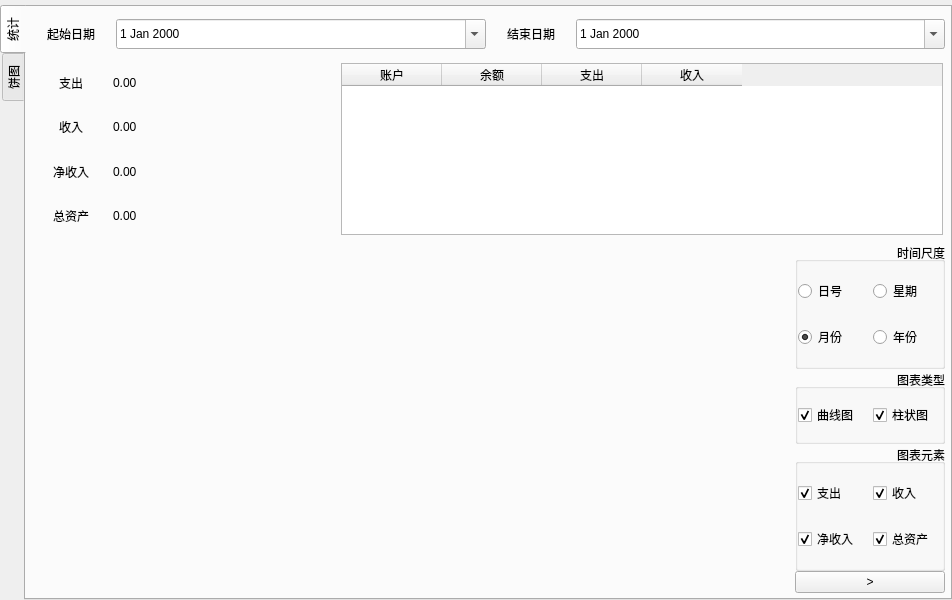
This is UIFiles/VisualiseAccountBook.ui in LinFeng-BingYi/DailyAccountBook as Qt 5 draws it before an edit. The edited form follows.
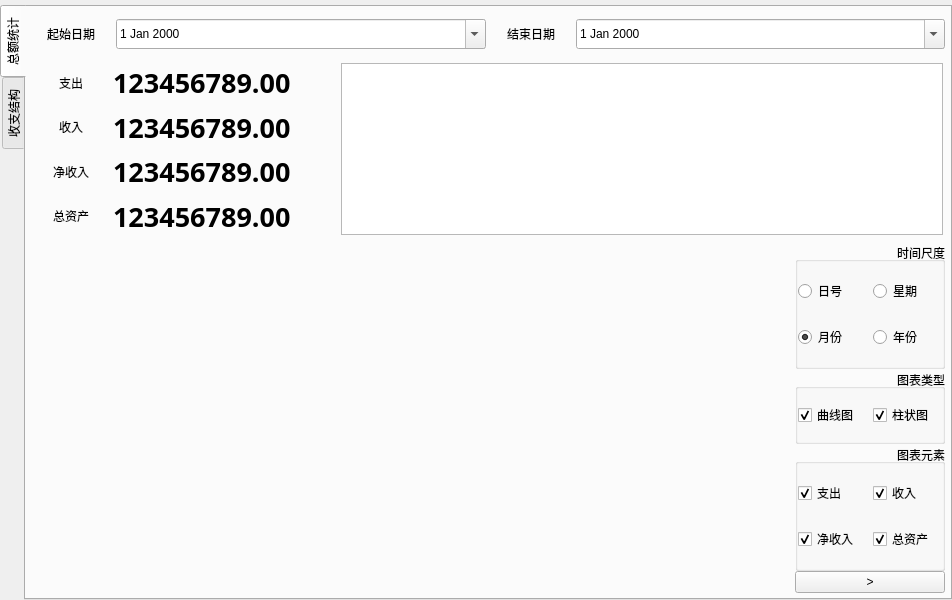
This is the edited form.

Commit message: 实现可视化账本界面总额统计tab中部分功能

Diff of the .ui file:
```diff
--- a/UIFiles/VisualiseAccountBook.ui
+++ b/UIFiles/VisualiseAccountBook.ui
@@ -57,7 +57,7 @@
         </property>
         <widget class="QWidget" name="tab_statistic">
          <attribute name="title">
-          <string>统计</string>
+          <string>总额统计</string>
          </attribute>
          <layout class="QGridLayout" name="gridLayout_statistic_top">
           <property name="leftMargin">
@@ -226,8 +226,15 @@
                    </item>
                    <item row="0" column="1">
                     <widget class="QLabel" name="label_expense_sum_value">
+                     <property name="font">
+                      <font>
+                       <family>Magneto</family>
+                       <pointsize>20</pointsize>
+                       <bold>true</bold>
+                      </font>
+                     </property>
                      <property name="text">
-                      <string>0.00</string>
+                      <string>123456789.00</string>
                      </property>
                     </widget>
                    </item>
@@ -249,8 +256,15 @@
                    </item>
                    <item row="1" column="1">
                     <widget class="QLabel" name="label_income_sum_value">
+                     <property name="font">
+                      <font>
+                       <family>Magneto</family>
+                       <pointsize>20</pointsize>
+                       <bold>true</bold>
+                      </font>
+                     </property>
                      <property name="text">
-                      <string>0.00</string>
+                      <string>123456789.00</string>
                      </property>
                     </widget>
                    </item>
@@ -272,8 +286,15 @@
                    </item>
                    <item row="2" column="1">
                     <widget class="QLabel" name="label_net_income_sum_value">
+                     <property name="font">
+                      <font>
+                       <family>Magneto</family>
+                       <pointsize>20</pointsize>
+                       <bold>true</bold>
+                      </font>
+                     </property>
                      <property name="text">
-                      <string>0.00</string>
+                      <string>123456789.00</string>
                      </property>
                     </widget>
                    </item>
@@ -295,8 +316,15 @@
                    </item>
                    <item row="3" column="1">
                     <widget class="QLabel" name="label_total_assets_sum_value">
+                     <property name="font">
+                      <font>
+                       <family>Magneto</family>
+                       <pointsize>20</pointsize>
+                       <bold>true</bold>
+                      </font>
+                     </property>
                      <property name="text">
-                      <string>0.00</string>
+                      <string>123456789.00</string>
                      </property>
                     </widget>
                    </item>
@@ -339,7 +367,7 @@
                       <number>0</number>
                      </property>
                      <property name="columnCount">
-                      <number>4</number>
+                      <number>0</number>
                      </property>
                      <attribute name="horizontalHeaderVisible">
                       <bool>true</bool>
@@ -347,26 +375,6 @@
                      <attribute name="verticalHeaderVisible">
                       <bool>true</bool>
                      </attribute>
-                     <column>
-                      <property name="text">
-                       <string>账户</string>
-                      </property>
-                     </column>
-                     <column>
-                      <property name="text">
-                       <string>余额</string>
-                      </property>
-                     </column>
-                     <column>
-                      <property name="text">
-                       <string>支出</string>
-                      </property>
-                     </column>
-                     <column>
-                      <property name="text">
-                       <string>收入</string>
-                      </property>
-                     </column>
                     </widget>
                    </item>
                   </layout>
@@ -648,7 +656,7 @@
           </size>
          </property>
          <attribute name="title">
-          <string>饼图</string>
+          <string>收支结构</string>
          </attribute>
          <layout class="QGridLayout" name="gridLayout_pie_top">
           <property name="leftMargin">
```
The commit also changes 6 other files.
